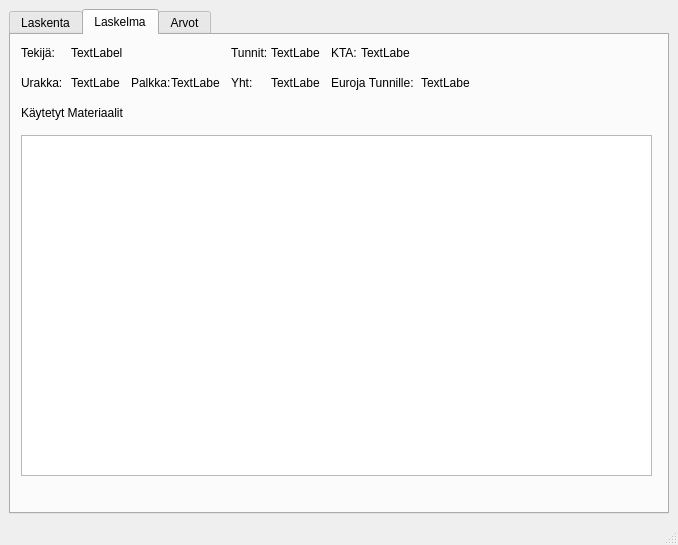
jmakkie/MateriaaliLaskin, file MateriaaliLaskin/mainwindow.ui: the form before one commit.
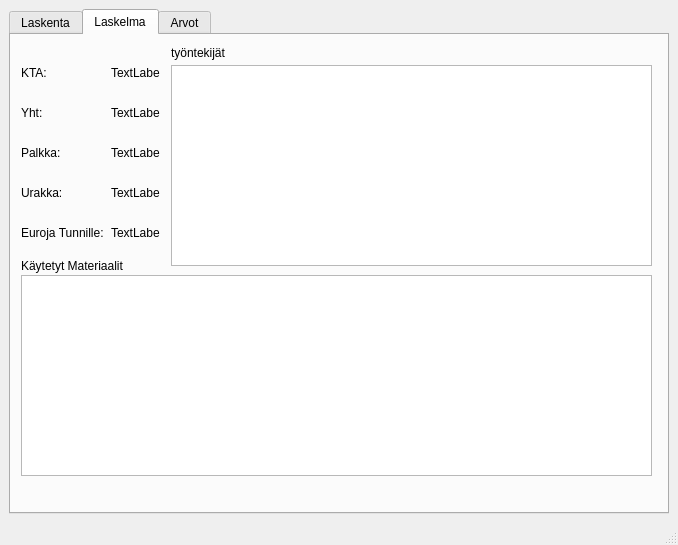
The form after the commit. The open tabs and pages were chosen to show the change. Icons and pictures are not drawn.

Commit message: workers and calculations seem to work. Values and db needs to be re adjusted for further testing

The edit to the form file:
```diff
--- a/MateriaaliLaskin/mainwindow.ui
+++ b/MateriaaliLaskin/mainwindow.ui
@@ -347,63 +347,11 @@
          <attribute name="toolTip">
           <string>Katso laskun tulos</string>
          </attribute>
-         <widget class="QLabel" name="label">
-          <property name="geometry">
-           <rect>
-            <x>10</x>
-            <y>10</y>
-            <width>41</width>
-            <height>16</height>
-           </rect>
-          </property>
-          <property name="text">
-           <string>Tekijä:</string>
-          </property>
-         </widget>
-         <widget class="QLabel" name="historyTekijaLabel">
-          <property name="geometry">
-           <rect>
-            <x>60</x>
-            <y>10</y>
-            <width>151</width>
-            <height>16</height>
-           </rect>
-          </property>
-          <property name="text">
-           <string>TextLabel</string>
-          </property>
-         </widget>
-         <widget class="QLabel" name="label_2">
-          <property name="geometry">
-           <rect>
-            <x>220</x>
-            <y>10</y>
-            <width>41</width>
-            <height>16</height>
-           </rect>
-          </property>
-          <property name="text">
-           <string>Tunnit:</string>
-          </property>
-         </widget>
-         <widget class="QLabel" name="historyTunnitLabel">
-          <property name="geometry">
-           <rect>
-            <x>260</x>
-            <y>10</y>
-            <width>49</width>
-            <height>16</height>
-           </rect>
-          </property>
-          <property name="text">
-           <string>TextLabel</string>
-          </property>
-         </widget>
          <widget class="QLabel" name="label_17">
           <property name="geometry">
            <rect>
             <x>10</x>
-            <y>40</y>
+            <y>150</y>
             <width>41</width>
             <height>16</height>
            </rect>
@@ -415,8 +363,8 @@
          <widget class="QLabel" name="historyUrakkaLabel">
           <property name="geometry">
            <rect>
-            <x>60</x>
-            <y>40</y>
+            <x>100</x>
+            <y>150</y>
             <width>49</width>
             <height>16</height>
            </rect>
@@ -428,8 +376,8 @@
          <widget class="QLabel" name="label_19">
           <property name="geometry">
            <rect>
-            <x>120</x>
-            <y>40</y>
+            <x>10</x>
+            <y>110</y>
             <width>41</width>
             <height>16</height>
            </rect>
@@ -441,8 +389,8 @@
          <widget class="QLabel" name="label_20">
           <property name="geometry">
            <rect>
-            <x>320</x>
-            <y>10</y>
+            <x>10</x>
+            <y>30</y>
             <width>41</width>
             <height>16</height>
            </rect>
@@ -454,8 +402,8 @@
          <widget class="QLabel" name="historyPalkkaLabel">
           <property name="geometry">
            <rect>
-            <x>160</x>
-            <y>40</y>
+            <x>100</x>
+            <y>110</y>
             <width>49</width>
             <height>16</height>
            </rect>
@@ -467,8 +415,8 @@
          <widget class="QLabel" name="historyKtaLabel">
           <property name="geometry">
            <rect>
-            <x>350</x>
-            <y>10</y>
+            <x>100</x>
+            <y>30</y>
             <width>49</width>
             <height>16</height>
            </rect>
@@ -480,8 +428,8 @@
          <widget class="QLabel" name="label_23">
           <property name="geometry">
            <rect>
-            <x>220</x>
-            <y>40</y>
+            <x>10</x>
+            <y>70</y>
             <width>49</width>
             <height>16</height>
            </rect>
@@ -493,8 +441,8 @@
          <widget class="QLabel" name="historyYhtLabel">
           <property name="geometry">
            <rect>
-            <x>260</x>
-            <y>40</y>
+            <x>100</x>
+            <y>70</y>
             <width>49</width>
             <height>16</height>
            </rect>
@@ -506,8 +454,8 @@
          <widget class="QLabel" name="label_25">
           <property name="geometry">
            <rect>
-            <x>320</x>
-            <y>40</y>
+            <x>10</x>
+            <y>190</y>
             <width>91</width>
             <height>16</height>
            </rect>
@@ -519,8 +467,8 @@
          <widget class="QLabel" name="historyEurosForHourLabel">
           <property name="geometry">
            <rect>
-            <x>410</x>
-            <y>40</y>
+            <x>100</x>
+            <y>190</y>
             <width>49</width>
             <height>16</height>
            </rect>
@@ -533,9 +481,9 @@
           <property name="geometry">
            <rect>
             <x>10</x>
-            <y>70</y>
+            <y>220</y>
             <width>121</width>
-            <height>16</height>
+            <height>21</height>
            </rect>
           </property>
           <property name="text">
@@ -546,9 +494,32 @@
           <property name="geometry">
            <rect>
             <x>10</x>
-            <y>100</y>
+            <y>240</y>
             <width>631</width>
-            <height>341</height>
+            <height>201</height>
+           </rect>
+          </property>
+         </widget>
+         <widget class="QLabel" name="label">
+          <property name="geometry">
+           <rect>
+            <x>160</x>
+            <y>10</y>
+            <width>81</width>
+            <height>16</height>
+           </rect>
+          </property>
+          <property name="text">
+           <string>työntekijät</string>
+          </property>
+         </widget>
+         <widget class="QTableView" name="historyWorkersTableView">
+          <property name="geometry">
+           <rect>
+            <x>160</x>
+            <y>30</y>
+            <width>481</width>
+            <height>201</height>
            </rect>
           </property>
          </widget>
```
Left out of the diff: 2 changed lines with no effect on the pictures. The commit also changes 12 other files.
